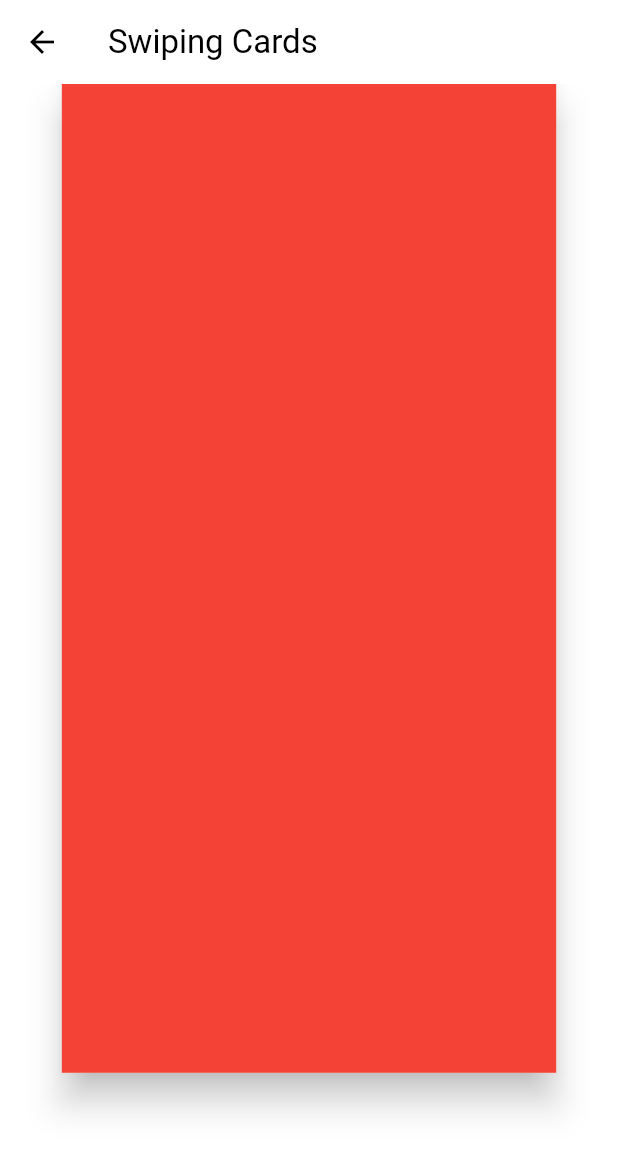
After one commit to MRGRAVITY817/flutter_animations, a Flutter app: the screen it shows after launch, after a tap on "Swiping Cards", on a phone screen of 412 x 824 dp. The commit adds this screen. Shown: the top 1152 px of the screen. Run offline on Flutter 3.47's test engine with Material 3 defaults, Android fonts, the phone set to English and light mode, and no system bars; our stand-ins replace flutter_hooks.

Commit message:
add swiping cards screen

```diff
--- a/lib/screens/menu_screen.dart
+++ b/lib/screens/menu_screen.dart
@@ -2,6 +2,7 @@ import 'package:flutter/material.dart';
 import 'package:flutter_animations/screens/apple_watch_screen.dart';
 import 'package:flutter_animations/screens/explicit_animations_screen.dart';
 import 'package:flutter_animations/screens/implicit_animations_screen.dart';
+import 'package:flutter_animations/screens/swiping_cards_screen.dart';
 
 class MenuScreen extends StatelessWidget {
   const MenuScreen({super.key});
@@ -39,6 +40,11 @@ class MenuScreen extends StatelessWidget {
               onPressed: () => goToPage(const AppleWatchScreen()),
               child: const Text("Apple Watch"),
             ),
+            const SizedBox(height: 32),
+            ElevatedButton(
+              onPressed: () => goToPage(const SwipingCardsScreen()),
+              child: const Text("Swiping Cards"),
+            ),
           ],
         ),
       ),
--- /dev/null
+++ b/lib/screens/swiping_cards_screen.dart
@@ -0,0 +1,40 @@
+import 'package:flutter/material.dart';
+import 'package:flutter_hooks/flutter_hooks.dart';
+
+class SwipingCardsScreen extends HookWidget {
+  const SwipingCardsScreen({super.key});
+
+  @override
+  Widget build(BuildContext context) {
+    final size = MediaQuery.of(context).size;
+    final posX = useState(0.0);
+
+    void onDragUpdate(DragUpdateDetails details) {
+      posX.value += details.delta.dx;
+    }
+
+    return Scaffold(
+      appBar: AppBar(
+        title: const Text("Swiping Cards"),
+      ),
+      body: Stack(
+        children: [
+          Align(
+            alignment: Alignment.topCenter,
+            child: GestureDetector(
+              onHorizontalDragUpdate: onDragUpdate,
+              child: Material(
+                elevation: 10,
+                child: SizedBox(
+                  width: size.width * 0.8,
+                  height: size.height * 0.8,
+                  child: Container(color: Colors.red),
+                ),
+              ),
+            ),
+          ),
+        ],
+      ),
+    );
+  }
+}
```
